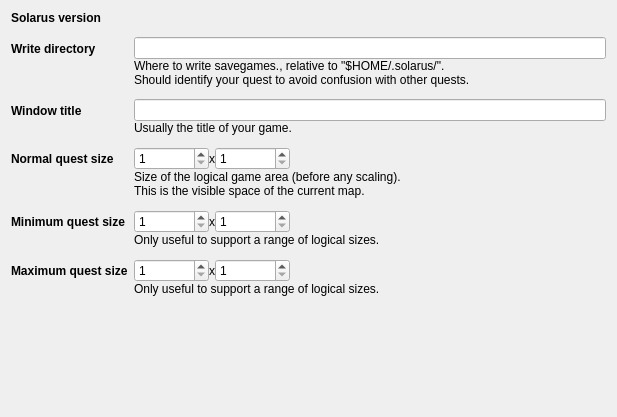
Above: src/gui/quest_properties_editor.ui from solarus-games/solarus-quest-editor before the change. Below: the same form after it.
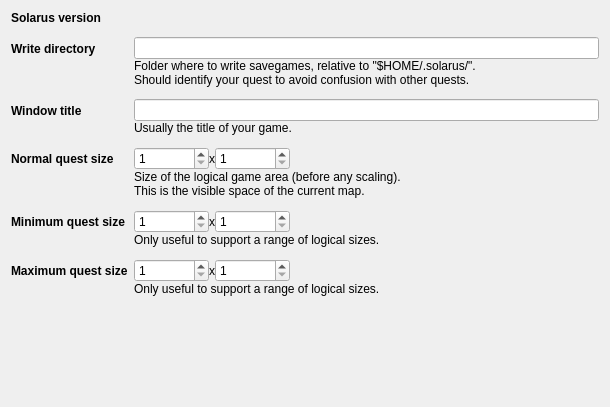
That is the form after the change.

Commit message: Update French translation

```diff
--- a/src/gui/quest_properties_editor.ui
+++ b/src/gui/quest_properties_editor.ui
@@ -6,8 +6,8 @@
    <rect>
     <x>0</x>
     <y>0</y>
-    <width>617</width>
-    <height>417</height>
+    <width>610</width>
+    <height>407</height>
    </rect>
   </property>
   <layout class="QFormLayout" name="formLayout">
@@ -61,7 +61,7 @@
      <item>
       <widget class="QLabel" name="label">
        <property name="text">
-        <string>Where to write savegames., relative to &quot;$HOME/.solarus/&quot;.
+        <string>Folder where to write savegames, relative to &quot;$HOME/.solarus/&quot;.
 Should identify your quest to avoid confusion with other quests.</string>
        </property>
        <property name="wordWrap">
```
The commit also changes 1 other file.
